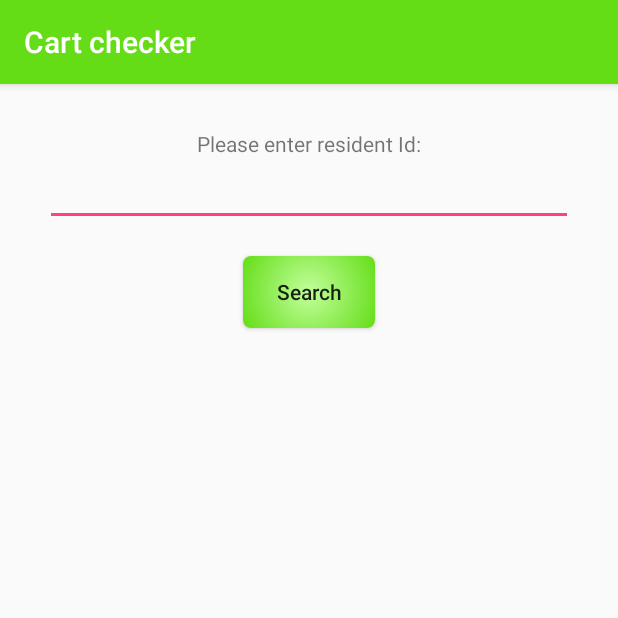
After one commit to nicklasoxhammar/Cartchecking, an Android app: the EditResidentActivity screen opened directly, with no data from a screen before it, on a phone screen of 412 x 824 dp, the top half of it. The commit adds this screen. Run offline under Robolectric (Android 15) with nearby library versions, the phone set to English and light mode, and no system bars; our stand-ins replace Firebase (no records; nobody signed in at launch, a user with empty details on screens opened directly).

Commit message:
Added activity to edit existing users in the database.

```diff
--- a/app/build.gradle
+++ b/app/build.gradle
@@ -40,4 +40,5 @@ dependencies {
 
 
 
+
 apply plugin: 'com.google.gms.google-services'
--- /dev/null
+++ b/app/src/main/java/com/nicklasoxhammar/cartchecking/Activities/EditResidentActivity.java
@@ -0,0 +1,193 @@
+package com.nicklasoxhammar.cartchecking.Activities;
+
+import android.content.Intent;
+import android.support.v7.app.AppCompatActivity;
+import android.os.Bundle;
+import android.util.Log;
+import android.view.View;
+import android.widget.EditText;
+import android.widget.RelativeLayout;
+import android.widget.Toast;
+
+import com.google.firebase.database.DataSnapshot;
+import com.google.firebase.database.DatabaseError;
+import com.google.firebase.database.DatabaseReference;
+import com.google.firebase.database.FirebaseDatabase;
+import com.google.firebase.database.ValueEventListener;
+import com.nicklasoxhammar.cartchecking.R;
+import com.nicklasoxhammar.cartchecking.Resident;
+import com.nicklasoxhammar.cartchecking.ResidentAddress;
+
+import java.util.ArrayList;
+import java.util.HashMap;
+import java.util.Map;
+
+public class EditResidentActivity extends AppCompatActivity {
+
+    DatabaseReference database;
+
+    String residentId;
+    Resident resident;
+
+    RelativeLayout searchLayout;
+    RelativeLayout editLayout;
+
+    EditText searchIdEditText;
+
+    EditText firstNameEditText;
+    EditText lastNameEditText;
+    EditText streetNameEditText;
+    EditText streetNumberEditText;
+    EditText apartmentNumberEditText;
+
+    String[] invalidCharacters = {".","#","$","[","]"};
+
+    ArrayList<EditText> editTextList;
+
+    @Override
+    protected void onCreate(Bundle savedInstanceState) {
+        super.onCreate(savedInstanceState);
+        setContentView(R.layout.activity_edit_resident);
+
+        searchIdEditText = findViewById(R.id.searchIdEditText);
+
+        searchLayout = findViewById(R.id.searchLayout);
+        editLayout = findViewById(R.id.editLayout);
+
+        database = FirebaseDatabase.getInstance().getReference();
+
+    }
+
+    public void searchForResident(View view){
+
+        residentId = searchIdEditText.getText().toString();
+
+        checkId();
+
+    }
+
+
+
+    public void addResidentChangesToDatabase(View view){
+
+        resident.setFirstName(firstNameEditText.getText().toString());
+        resident.setLastName(lastNameEditText.getText().toString());
+        resident.setAddress(new ResidentAddress(streetNumberEditText.getText().toString(), streetNameEditText.getText().toString(), apartmentNumberEditText.getText().toString()));
+
+        try {
+            DatabaseReference residentRef = database.child("residents").child(residentId);
+            Map<String, Object> residentUpdates = new HashMap<>();
+            residentUpdates.put("firstName", resident.getFirstName());
+            residentUpdates.put("lastName", resident.getLastName());
+            residentUpdates.put("address", resident.getAddress());
+
+            database.child("residents").child(residentId).updateChildren(residentUpdates);
+
+            Toast.makeText(this, "Update successfully added to database!", Toast.LENGTH_SHORT).show();
+
+        }catch (Exception e){
+            Log.d("Exception", "Report: " + e);
+
+            Toast.makeText(this, "Update failed, please try again!", Toast.LENGTH_SHORT).show();
+        }
+
+        //Start MainActivity
+        Intent myIntent = new Intent(EditResidentActivity.this, MainActivity.class);
+        EditResidentActivity.this.startActivity(myIntent);
+
+        finish();
+
+    }
+
+    public void setupEditTexts(){
+
+        editTextList = new ArrayList<>();
+
+        firstNameEditText = findViewById(R.id.edit_first_name_edit_text);
+        firstNameEditText.setText(resident.getFirstName());
+        editTextList.add(firstNameEditText);
+
+        lastNameEditText = findViewById(R.id.edit_last_name_edit_text);
+        lastNameEditText.setText(resident.getLastName());
+        editTextList.add(lastNameEditText);
+
+        streetNameEditText = findViewById(R.id.edit_street_name_edit_text);
+        streetNameEditText.setText(resident.getAddress().getStreetName());
+        editTextList.add(streetNameEditText);
+
+        streetNumberEditText = findViewById(R.id.edit_street_number_edit_text);
+        streetNumberEditText.setText(resident.getAddress().getStreetNumber());
+        editTextList.add(streetNumberEditText);
+
+        apartmentNumberEditText = findViewById(R.id.edit_apartment_number_edit_text);
+        apartmentNumberEditText.setText(resident.getAddress().getApartmentNumber());
+    }
+
+    public void checkId(){
+
+        if(residentId.equals("")){
+            residentDoesNotExist();
+            return;
+        }
+
+        for (int i = 0; i < invalidCharacters.length; i++){
+
+            if(residentId.contains(invalidCharacters[i])){
+                residentDoesNotExist();
+                return;
+            }
+        }
+
+        database.child("residents").child(residentId).addListenerForSingleValueEvent(new ValueEventListener() {
+            @Override
+            public void onDataChange(DataSnapshot dataSnapshot) {
+                if (dataSnapshot.exists()) {
+                    // residentId exists
+                    residentExists();
+
+                } else {
+                    // residentId does not exist
+                    residentDoesNotExist();
+                }
+            }
+
+            @Override
+            public void onCancelled(DatabaseError databaseError) {
+
+            }
+        });
+
+    }
+
+    public void residentExists(){
+
+        getResidentFromDatabase();
+
+        searchLayout.setVisibility(View.GONE);
+        editLayout.setVisibility(View.VISIBLE);
+
+    }
+
+    public void residentDoesNotExist(){
+
+        Toast.makeText(getApplicationContext(), "Id not found in database!", Toast.LENGTH_SHORT).show();
+
+    }
+
+    public void getResidentFromDatabase() {
+
+        database.child("residents").child(residentId).addValueEventListener(new ValueEventListener() {
+            @Override
+            public void onDataChange(DataSnapshot dataSnapshot) {
+                resident = (Resident) dataSnapshot.getValue(Resident.class);
+                setupEditTexts();
+            }
+
+            @Override
+            public void onCancelled(DatabaseError databaseError) {
+
+            }
+        });
+
+    }
+}
--- /dev/null
+++ b/app/src/main/res/layout/activity_edit_resident.xml
@@ -0,0 +1,127 @@
+<?xml version="1.0" encoding="utf-8"?>
+<RelativeLayout xmlns:android="http://schemas.android.com/apk/res/android"
+    xmlns:app="http://schemas.android.com/apk/res-auto"
+    xmlns:tools="http://schemas.android.com/tools"
+    android:layout_width="match_parent"
+    android:layout_height="match_parent"
+    android:padding="10dp"
+    tools:context="com.nicklasoxhammar.cartchecking.Activities.EditResidentActivity">
+
+    <RelativeLayout
+        android:padding="20dp"
+        android:id="@+id/searchLayout"
+        android:layout_width="match_parent"
+        android:layout_height="match_parent">
+
+        <TextView
+            android:id="@+id/searchIdTextView"
+            android:layout_alignParentTop="true"
+            android:layout_centerHorizontal="true"
+            android:text="Please enter resident Id:"
+            android:layout_width="wrap_content"
+            android:layout_height="wrap_content" />
+
+        <EditText
+            android:id="@+id/searchIdEditText"
+            android:layout_centerHorizontal="true"
+            android:layout_below="@id/searchIdTextView"
+            android:layout_width="match_parent"
+            android:singleLine="true"
+            android:layout_height="wrap_content" />
+
+        <Button
+            android:layout_below="@+id/searchIdEditText"
+            android:layout_width="wrap_content"
+            android:layout_height="wrap_content"
+            android:layout_marginTop="20dp"
+            android:layout_centerHorizontal="true"
+            android:background="@drawable/button"
+            android:textAllCaps="false"
+
+            android:onClick="searchForResident"
+            android:text="Search"
+            />
+
+    </RelativeLayout>
+
+<RelativeLayout
+    android:id="@+id/editLayout"
+    android:layout_width="match_parent"
+    android:layout_height="match_parent"
+    android:visibility="gone">
+    <EditText
+        android:id="@+id/edit_first_name_edit_text"
+        android:layout_width="match_parent"
+        android:layout_height="wrap_content"
+        android:layout_alignParentTop="true"
+        android:layout_centerHorizontal="true"
+        android:layout_marginTop="33dp"
+        android:ems="10"
+        android:inputType="textPersonName"
+        android:hint="First name" />
+
+    <EditText
+        android:id="@+id/edit_last_name_edit_text"
+        android:layout_width="match_parent"
+        android:layout_height="wrap_content"
+        android:layout_below="@+id/edit_first_name_edit_text"
+        android:layout_marginTop="26dp"
+        android:ems="10"
+        android:inputType="textPersonName"
+        android:hint="Last name"/>
+
+    <EditText
+        android:id="@+id/edit_street_name_edit_text"
+        android:layout_width="match_parent"
+        android:layout_height="wrap_content"
+        android:layout_alignParentStart="true"
+        android:layout_below="@+id/edit_last_name_edit_text"
+        android:layout_marginTop="26dp"
+        android:ems="10"
+        android:hint="Adressroad (street name)"
+        android:inputType="textPostalAddress" />
+
+    <EditText
+        android:id="@+id/edit_street_number_edit_text"
+        android:layout_width="match_parent"
+        android:layout_height="wrap_content"
+        android:layout_alignParentStart="true"
+        android:layout_below="@+id/edit_street_name_edit_text"
+        android:layout_marginTop="26dp"
+        android:ems="10"
+        android:hint="20 (street number)"
+        android:inputType="textPostalAddress" />
+
+    <TextView
+        android:layout_width="match_parent"
+        android:layout_height="wrap_content"
+        android:layout_alignParentStart="true"
+        android:layout_below="@+id/edit_apartment_number_edit_text"
+        android:gravity="center"
+        android:text="(If no apartment number, leave empty)"/>
+
+    <EditText
+        android:id="@+id/edit_apartment_number_edit_text"
+        android:layout_width="match_parent"
+        android:layout_height="wrap_content"
+        android:layout_below="@id/edit_street_number_edit_text"
+        android:layout_alignParentStart="true"
+        android:layout_marginTop="26dp"
+        android:ems="10"
+        android:hint="4B (apartment number)"
+        android:inputType="textPostalAddress" />
+
+    <Button
+        android:id="@+id/button"
+        android:layout_width="wrap_content"
+        android:layout_height="wrap_content"
+        android:layout_alignParentBottom="true"
+        android:layout_centerHorizontal="true"
+        android:layout_marginBottom="25dp"
+        android:onClick="addResidentChangesToDatabase"
+        android:text="Edit resident"
+        android:background="@drawable/button"
+        android:padding="10dp"
+        android:textAllCaps="false" />
+</RelativeLayout>
+</RelativeLayout>
```
Also changed, not shown: app/src/main/AndroidManifest.xml (+11 -9 lines), app/src/main/java/com/nicklasoxhammar/cartchecking/Activities/MainActivity.java (+13 -12 lines), app/src/main/java/com/nicklasoxhammar/cartchecking/Resident.java (+14 -2 lines), app/src/main/res/layout/activity_main.xml (+4 -5 lines).
